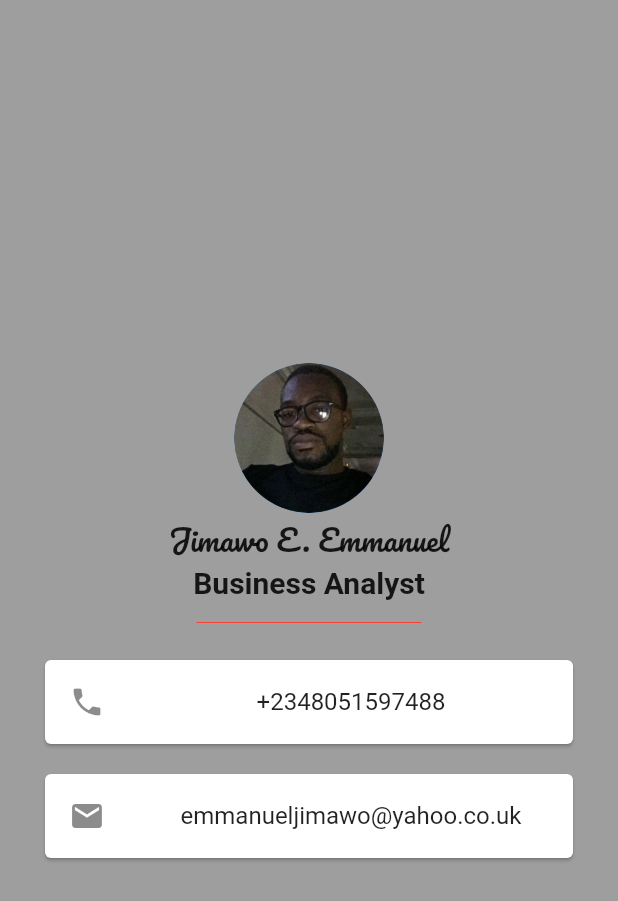
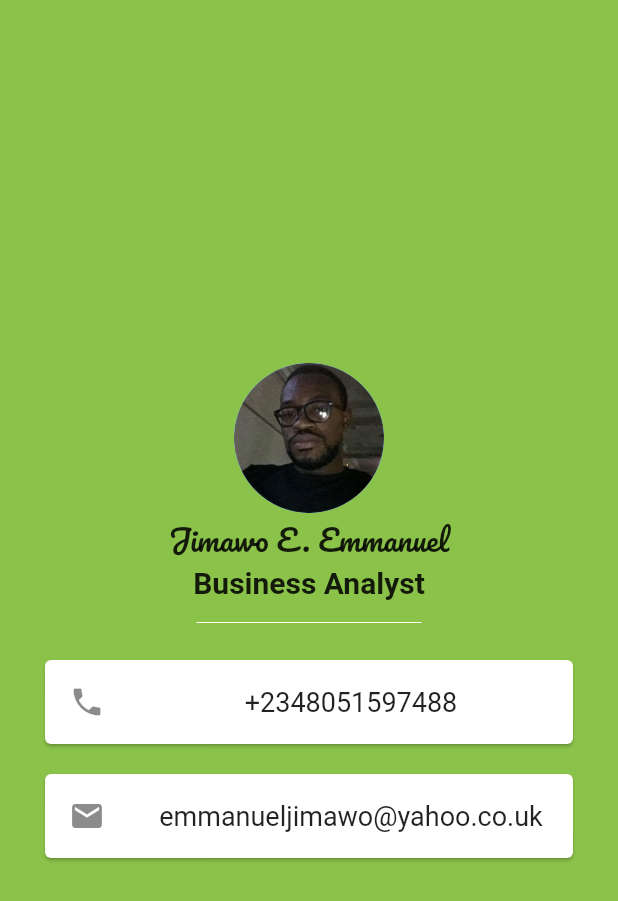
Before and after one commit to emmanueljimawo/BusinessCard, a Flutter app: the screen it shows after launch, on a phone screen of 412 x 824 dp. Shown: the top 901 px of the screen. Run offline on Flutter 3.47's test engine with Material 2 defaults, Android fonts, the phone set to English and light mode, and no system bars.

Commit message:
initial commit

```diff
--- a/card/card/lib/main.dart
+++ b/card/card/lib/main.dart
@@ -1,3 +1,5 @@
+import 'dart:ui';
+
 import 'package:flutter/material.dart';
 
 void main() => runApp(MyApp());
@@ -7,7 +9,7 @@ class MyApp extends StatelessWidget {
   Widget build(BuildContext context) {
     return MaterialApp(
       home: Scaffold(
-        backgroundColor: Colors.grey,
+        backgroundColor: Colors.lightGreen,
         body: SafeArea(
           child: Center(
             child: Column(
@@ -35,21 +37,33 @@ class MyApp extends StatelessWidget {
                   height: 30,
                   width: 150,
                   child: Divider(
-                    color: Colors.red,
+                    color: Colors.white,
                   ),
                 ),
                 Card(
                   margin: EdgeInsets.symmetric(vertical: 10, horizontal: 30),
                   child: ListTile(
                     leading: Icon(Icons.phone),
-                    title: Center(child: Text('+2348051597488')),
+                    title: Center(
+                        child: Text(
+                      '+2348051597488',
+                      style: TextStyle(
+                        fontSize: 18,
+                      ),
+                    )),
                   ),
                 ),
                 Card(
                   margin: EdgeInsets.symmetric(vertical: 10, horizontal: 30),
                   child: ListTile(
                     leading: Icon(Icons.email),
-                    title: Center(child: Text('emmanueljimawo@yahoo.co.uk')),
+                    title: Center(
+                        child: Text(
+                      'emmanueljimawo@yahoo.co.uk',
+                      style: TextStyle(
+                        fontSize: 18,
+                      ),
+                    )),
                   ),
                 ),
               ],
```
